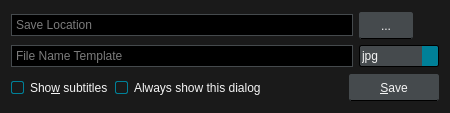
Above: src/ui/screenshotdialog.ui from u8sand/Baka-MPlayer before the change. Below: the same form after it.
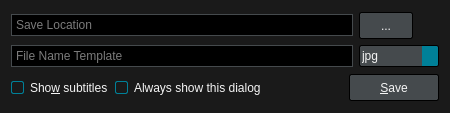
That is the form after the change. Icons and pictures are not drawn.

The edit to the form file:
```diff
--- a/src/ui/screenshotdialog.ui
+++ b/src/ui/screenshotdialog.ui
@@ -77,8 +77,7 @@
 
 QPushButton {
 	background: #454A4D;
-	border: 1px solid #454A4D;
-	border-bottom: 1px solid black;
+	border: 1px solid #000;
 	border-radius: 2px;
 	color: whitesmoke;
 	min-width: 76px;
```
